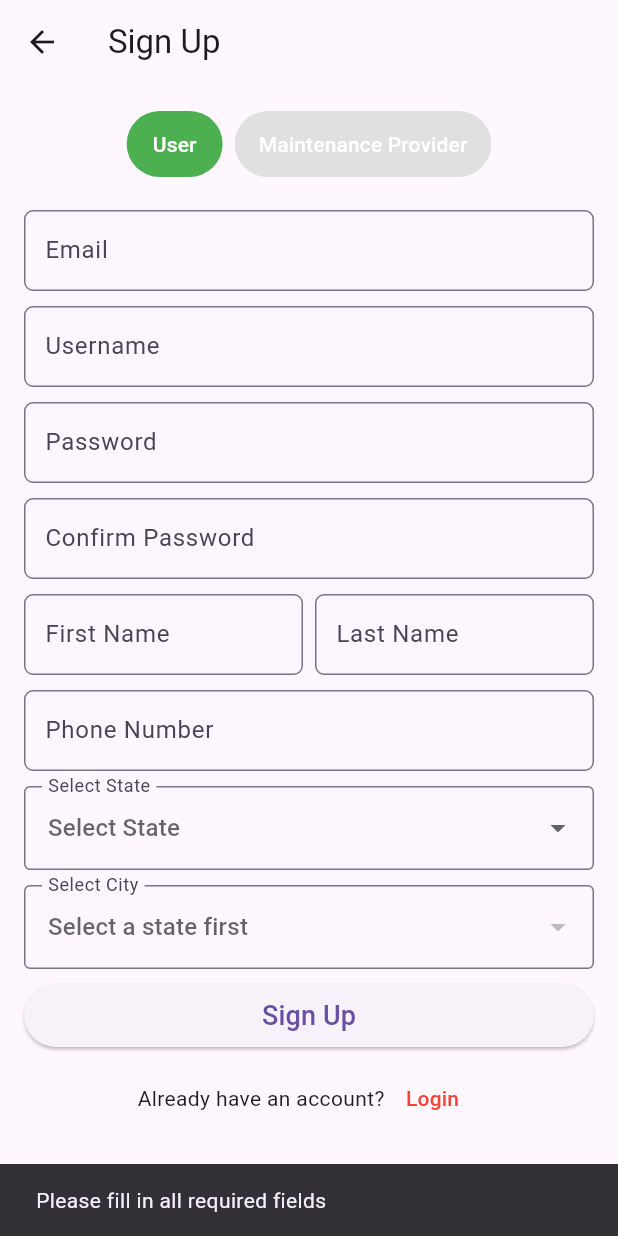
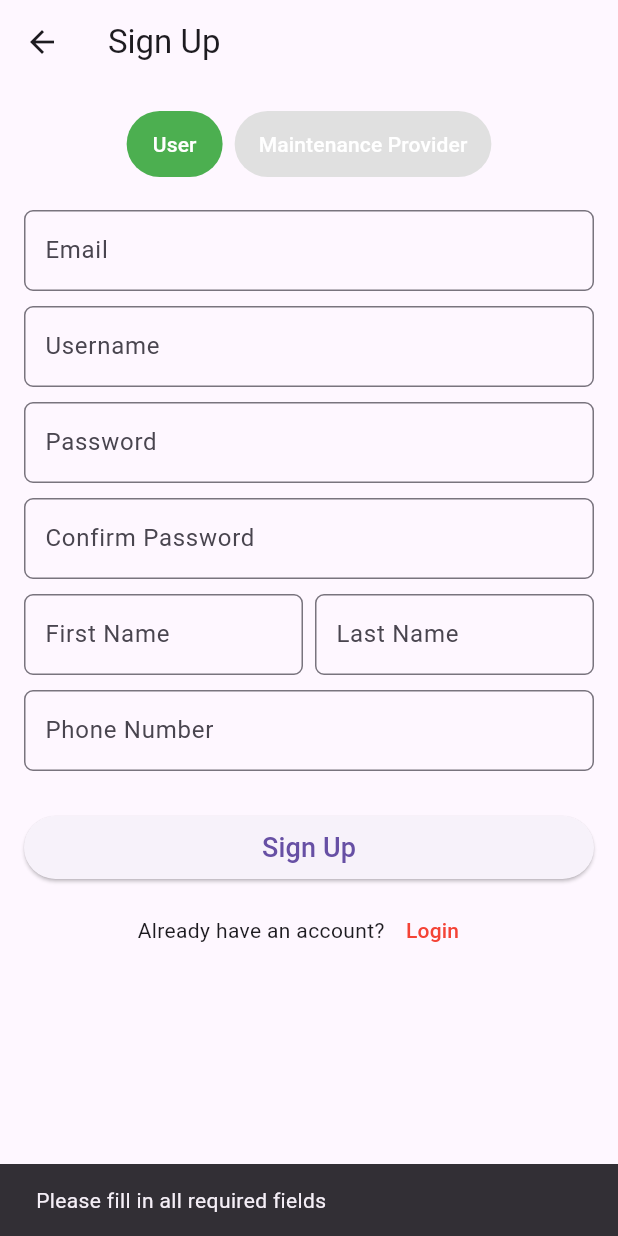
Before and after one commit to c1nnamonz/workshop_2, a Flutter app: the SignupScreen screen opened directly, after a tap on "Sign Up", on a phone screen of 412 x 824 dp. Run offline on Flutter 3.47's test engine with Material 3 defaults, Android fonts, the light colour scheme and no system bars; our stand-ins replace cloud_firestore, firebase_auth, firebase_core, get; accounts and stored records are empty.

Commit message:
Initial Commit

```diff
--- a/lib/auth/signup_screen.dart
+++ b/lib/auth/signup_screen.dart
@@ -15,37 +15,20 @@ class SignupScreen extends StatefulWidget {
 }
 
 class _SignupScreenState extends State<SignupScreen> {
-  // TextEditingControllers for various input fields
   final TextEditingController _emailController = TextEditingController();
   final TextEditingController _usernameController = TextEditingController();
   final TextEditingController _passwordController = TextEditingController();
   final TextEditingController _confirmPasswordController = TextEditingController();
   final TextEditingController _certificateController = TextEditingController();
 
-  // New Controllers for Full Name, Last Name, Phone
   final TextEditingController _firstNameController = TextEditingController();
   final TextEditingController _lastNameController = TextEditingController();
   final TextEditingController _phoneController = TextEditingController();
 
-  // Variables for City and State (Strings instead of TextEditingController)
-  String? _selectedCity;
-  String? _selectedState;
-
-  bool isMaintenanceProvider = false; // Toggle state
-
-  // Updated map of states and their respective cities, including 'Cheng'
-  Map<String, List<String>> stateCityMap = {
-    'Melaka': ['Ayer Keroh', 'Melaka Town', 'Cheng'], // Added 'Cheng' here
-    'Selangor': ['Shah Alam', 'Petaling Jaya', 'Cheng'], // Added 'Cheng' to another state for demonstration
-    'Kuala Lumpur': ['KL City Center', 'Cheras'],
-  };
-
-  // List of states
-  List<String> states = ['Melaka', 'Selangor', 'Kuala Lumpur'];
+  bool isMaintenanceProvider = false;
 
   @override
   void dispose() {
-    // Dispose controllers to free up resources
     _emailController.dispose();
     _usernameController.dispose();
     _passwordController.dispose();
@@ -63,12 +46,11 @@ class _SignupScreenState extends State<SignupScreen> {
       appBar: AppBar(
         title: const Text('Sign Up'),
       ),
-      body: SingleChildScrollView( // Added to prevent overflow when keyboard appears
+      body: SingleChildScrollView(
         padding: const EdgeInsets.all(16.0),
         child: Column(
           crossAxisAlignment: CrossAxisAlignment.stretch,
           children: [
-            // Role Toggle
             Row(
               mainAxisAlignment: MainAxisAlignment.center,
               children: [
@@ -97,7 +79,6 @@ class _SignupScreenState extends State<SignupScreen> {
             ),
             const SizedBox(height: 20),
 
-            // Common Fields
             CustomTextField(
               controller: _emailController,
               hint: 'Enter your email',
@@ -126,7 +107,6 @@ class _SignupScreenState extends State<SignupScreen> {
             ),
             const SizedBox(height: 10),
 
-            // Full Name and Last Name Side by Side
             Row(
               children: [
                 Expanded(
@@ -148,7 +128,6 @@ class _SignupScreenState extends State<SignupScreen> {
             ),
             const SizedBox(height: 10),
 
-            // Phone Number
             CustomTextField(
               controller: _phoneController,
               hint: 'Enter your phone number',
@@ -157,63 +136,6 @@ class _SignupScreenState extends State<SignupScreen> {
             ),
             const SizedBox(height: 10),
 
-            // State Dropdown
-            DropdownButtonFormField<String>(
-              value: _selectedState,
-              decoration: const InputDecoration(
-                labelText: 'Select State',
-                border: OutlineInputBorder(),
-              ),
-              hint: const Text('Select State'),
-              onChanged: (String? newValue) {
-                setState(() {
-                  _selectedState = newValue;
-                  _selectedCity = null; // Reset city when state changes
-                });
-              },
-              items: states.map<DropdownMenuItem<String>>((String value) {
-                return DropdownMenuItem<String>(
-                  value: value,
-                  child: Text(value),
-                );
-              }).toList(),
-              validator: (value) => value == null ? 'Please select a state' : null,
-            ),
-            const SizedBox(height: 10),
-
-            // City Dropdown (depends on selected state)
-            DropdownButtonFormField<String>(
-              value: _selectedCity,
-              decoration: const InputDecoration(
-                labelText: 'Select City',
-                border: OutlineInputBorder(),
-              ),
-              hint: const Text('Select City'),
-              onChanged: (String? newValue) {
-                setState(() {
-                  _selectedCity = newValue;
-                });
-              },
-              items: _selectedState == null
-                  ? []
-                  : stateCityMap[_selectedState]!.map<DropdownMenuItem<String>>((String value) {
-                return DropdownMenuItem<String>(
-                  value: value,
-                  child: Text(value),
-                );
-              }).toList(),
-              // Disable the dropdown if no state is selected
-              disabledHint: const Text('Select a state first'),
-              validator: (value) {
-                if (_selectedState != null && value == null) {
-                  return 'Please select a city';
-                }
-                return null;
-              },
-            ),
-            const SizedBox(height: 10),
-
-            // Maintenance Provider-Specific Field
             if (isMaintenanceProvider)
               CustomTextField(
                 controller: _certificateController,
@@ -221,19 +143,17 @@ class _SignupScreenState extends State<SignupScreen> {
                 label: 'Certificate',
               ),
             if (isMaintenanceProvider) const SizedBox(height: 20),
-
-            // Sign-Up Button
+            const SizedBox(height: 20),
             CustomButton(
               label: 'Sign Up',
               onPressed: _signUp,
             ),
             const SizedBox(height: 10),
 
-            // Login Redirect
             Row(
               mainAxisAlignment: MainAxisAlignment.center,
               children: [
-                const Text('Already have an account?'), // Static text
+                const Text('Already have an account?'),
                 TextButton(
                   onPressed: () {
                     Navigator.pushReplacement(
@@ -242,7 +162,7 @@ class _SignupScreenState extends State<SignupScreen> {
                     );
                   },
                   style: TextButton.styleFrom(
-                    padding: EdgeInsets.zero, // Removes extra padding around the button
+                    padding: EdgeInsets.zero,
                   ),
                   child: const Text('Login', style: TextStyle(color: Colors.red)),
                 ),
@@ -262,11 +182,8 @@ class _SignupScreenState extends State<SignupScreen> {
     final firstName = _firstNameController.text.trim();
     final lastName = _lastNameController.text.trim();
     final phoneNumber = _phoneController.text.trim();
-    final city = _selectedCity ?? ''; // Use the city input or dropdown value
-    final state = _selectedState ?? ''; // Use the state input or dropdown value
     final certificate = isMaintenanceProvider ? _certificateController.text.trim() : null;
 
-    // Basic validation
     if (email.isEmpty ||
         username.isEmpty ||
         password.isEmpty ||
@@ -274,7 +191,6 @@ class _SignupScreenState extends State<SignupScreen> {
         firstName.isEmpty ||
         lastName.isEmpty ||
         phoneNumber.isEmpty ||
-        state.isEmpty ||
         (isMaintenanceProvider && certificate!.isEmpty)) {
       ScaffoldMessenger.of(context).showSnackBar(
         const SnackBar(content: Text('Please fill in all required fields')),
@@ -289,8 +205,6 @@ class _SignupScreenState extends State<SignupScreen> {
       return;
     }
 
-    // Additional validations can be added here (e.g., email format, password strength)
-
     try {
       final user = await AuthService().createUserWithUsernameAndEmail(
         username,
@@ -301,9 +215,6 @@ class _SignupScreenState extends State<SignupScreen> {
         firstName: firstName,
         lastName: lastName,
         phoneNumber: phoneNumber,
-        address: city, // You can use city as the address for simplicity or modify it
-        state: state,
-        zipCode: '', // Handle zip code as needed
       );
       if (user != null) {
         Navigator.pushReplacement(
@@ -314,7 +225,7 @@ class _SignupScreenState extends State<SignupScreen> {
         throw "Failed to sign up";
       }
     } catch (e) {
-      log('Sign-up error: $e'); // Log the error for debugging
+      log('Sign-up error: $e');
       ScaffoldMessenger.of(context).showSnackBar(
         SnackBar(content: Text('Sign-up failed: $e')),
       );
```
Also changed, not shown: pubspec.yaml (+14 -0 lines), images/app_icon.png (added), pubspec.lock, 22 other files.
